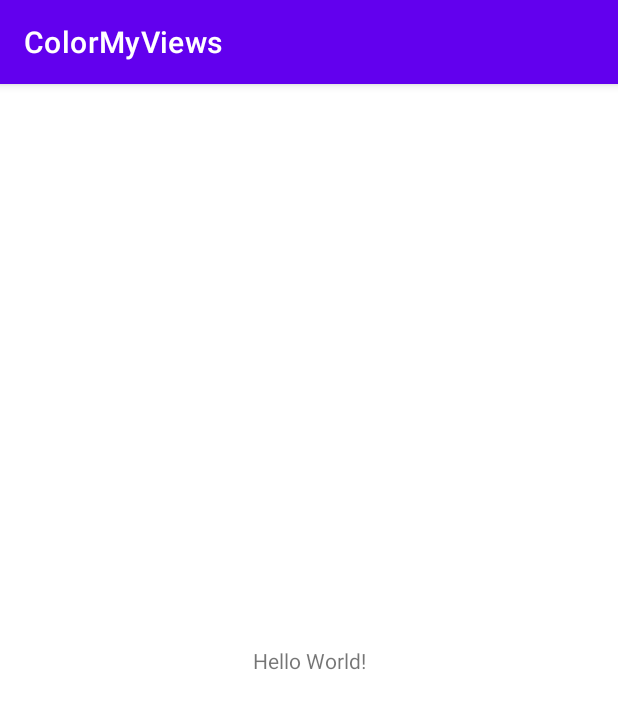
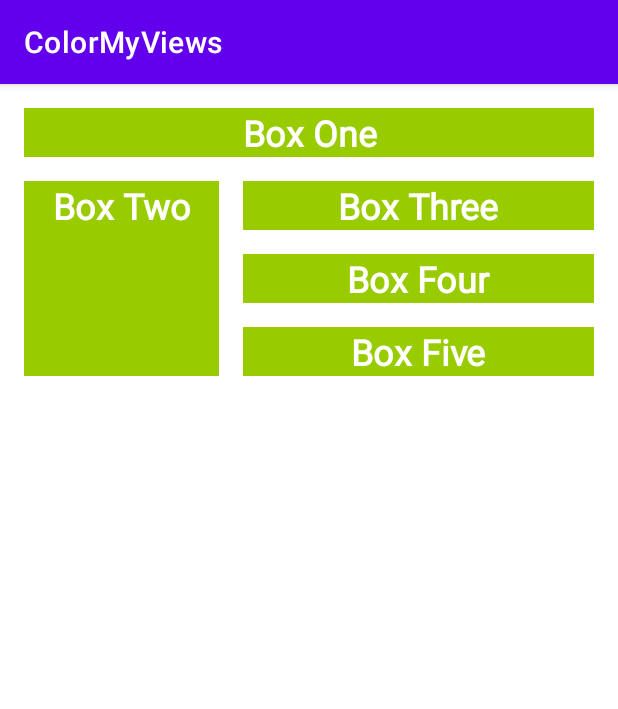
Before and after one commit to conrrado/ColorMyViews, an Android app: the screen it shows after launch (MainActivity), on a phone screen of 412 x 824 dp. Shown: the top 709 px of the screen. Run offline under Robolectric (Android 15) with nearby library versions, the phone set to English and light mode, and no system bars.

Commit message:
Title: Font and layout
Body: Layout and styles added to the app

```diff
--- a/app/src/main/res/layout/activity_main.xml
+++ b/app/src/main/res/layout/activity_main.xml
@@ -7,12 +7,68 @@
     tools:context=".MainActivity">
 
     <TextView
-        android:layout_width="wrap_content"
+        android:id="@+id/box_one_text"
+        style="@style/whiteBox"
+        android:layout_width="0dp"
         android:layout_height="wrap_content"
-        android:text="Hello World!"
-        app:layout_constraintBottom_toBottomOf="parent"
+        android:layout_marginStart="@dimen/margin_wide"
+        android:layout_marginTop="@dimen/margin_wide"
+        android:layout_marginEnd="@dimen/margin_wide"
+        android:text="@string/box_one"
         app:layout_constraintEnd_toEndOf="parent"
         app:layout_constraintStart_toStartOf="parent"
         app:layout_constraintTop_toTopOf="parent" />
 
+    <TextView
+        android:id="@+id/box_two_text"
+        style="@style/whiteBox"
+        android:layout_width="130dp"
+        android:layout_height="130dp"
+        android:layout_marginStart="16dp"
+        android:layout_marginTop="16dp"
+        android:text="@string/box_two"
+        app:layout_constraintStart_toStartOf="parent"
+        app:layout_constraintTop_toBottomOf="@+id/box_one_text" />
+
+    <TextView
+        android:id="@+id/box_three_text"
+        style="@style/whiteBox"
+        android:layout_width="0dp"
+        android:layout_height="wrap_content"
+        android:layout_marginStart="@dimen/margin_wide"
+        android:layout_marginEnd="@dimen/margin_wide"
+        android:text="@string/box_three"
+        app:layout_constraintBottom_toTopOf="@+id/box_four_text"
+        app:layout_constraintEnd_toEndOf="parent"
+        app:layout_constraintStart_toEndOf="@+id/box_two_text"
+        app:layout_constraintTop_toTopOf="@+id/box_two_text" />
+
+    <TextView
+        android:id="@+id/box_four_text"
+        style="@style/whiteBox"
+        android:layout_width="0dp"
+        android:layout_height="wrap_content"
+        android:layout_marginStart="@dimen/margin_wide"
+        android:layout_marginTop="@dimen/margin_wide"
+        android:layout_marginEnd="@dimen/margin_wide"
+        android:layout_marginBottom="@dimen/margin_wide"
+        android:text="@string/box_four"
+        app:layout_constraintBottom_toTopOf="@+id/box_five_text"
+        app:layout_constraintEnd_toEndOf="parent"
+        app:layout_constraintStart_toEndOf="@+id/box_two_text"
+        app:layout_constraintTop_toBottomOf="@+id/box_three_text" />
+
+    <TextView
+        android:id="@+id/box_five_text"
+        style="@style/whiteBox"
+        android:layout_width="0dp"
+        android:layout_height="wrap_content"
+        android:layout_marginStart="@dimen/margin_wide"
+        android:layout_marginEnd="@dimen/margin_wide"
+        android:text="@string/box_five"
+        app:layout_constraintBottom_toBottomOf="@+id/box_two_text"
+        app:layout_constraintEnd_toEndOf="parent"
+        app:layout_constraintStart_toEndOf="@+id/box_two_text"
+        app:layout_constraintTop_toBottomOf="@+id/box_four_text" />
+
 </androidx.constraintlayout.widget.ConstraintLayout>
--- /dev/null
+++ b/app/src/main/res/values/dimens.xml
@@ -0,0 +1,5 @@
+<?xml version="1.0" encoding="utf-8"?>
+<resources>
+    <dimen name="margin_wide">16dp</dimen>
+    <dimen name="box_text_size">24sp</dimen>
+</resources>
--- a/app/src/main/res/values/strings.xml
+++ b/app/src/main/res/values/strings.xml
@@ -1,3 +1,8 @@
 <resources>
     <string name="app_name">ColorMyViews</string>
+    <string name="box_one">Box One</string>
+    <string name="box_two">Box Two</string>
+    <string name="box_three">Box Three</string>
+    <string name="box_four">Box Four</string>
+    <string name="box_five">Box Five</string>
 </resources>
--- /dev/null
+++ b/app/src/main/res/values/styles.xml
@@ -0,0 +1,11 @@
+<?xml version="1.0" encoding="utf-8"?>
+<resources>
+    <style name="whiteBox">
+        <item name="android:background">@android:color/holo_green_light</item>
+        <item name="android:textAlignment">center</item>
+        <item name="android:textSize">@dimen/box_text_size</item>
+        <item name="android:textStyle">bold</item>
+        <item name="android:textColor">@android:color/white</item>
+        <item name="android:fontFamily">@font/roboto</item>
+    </style>
+</resources>
```
Also changed, not shown: app/src/main/res/font/roboto.ttf (added).
